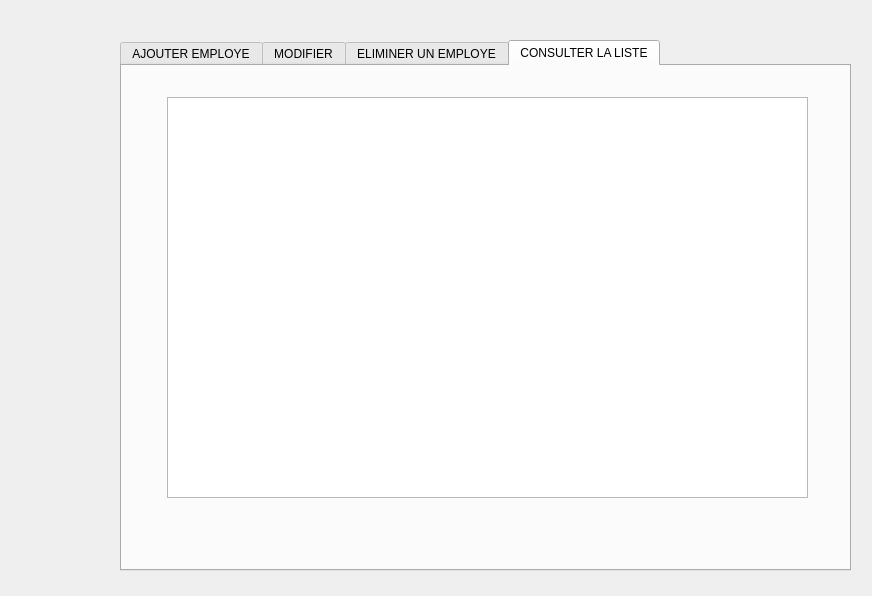
The window that Atelier_Connexion/mainwindow.ui (Esprit-UP-Algo/projetcpp-2a39-smart-ecological-transport) describes before a commit, drawn with Qt 5.
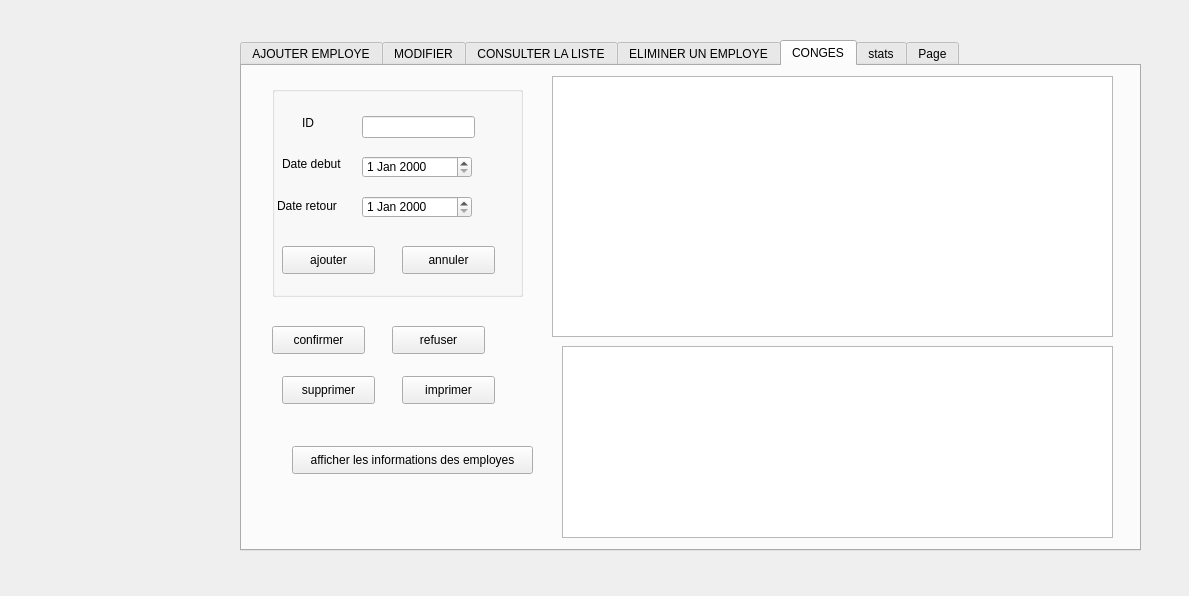
The same window after the commit. The open tabs and pages were chosen to show the change. Icons and pictures are not drawn.

```diff
--- a/Atelier_Connexion/mainwindow.ui
+++ b/Atelier_Connexion/mainwindow.ui
@@ -6,7 +6,7 @@
    <rect>
     <x>0</x>
     <y>0</y>
-    <width>872</width>
+    <width>1189</width>
     <height>596</height>
    </rect>
   </property>
@@ -17,10 +17,10 @@
    <widget class="QTabWidget" name="tabWidget">
     <property name="geometry">
      <rect>
-      <x>120</x>
+      <x>240</x>
       <y>40</y>
-      <width>731</width>
-      <height>531</height>
+      <width>901</width>
+      <height>511</height>
      </rect>
     </property>
     <property name="currentIndex">
@@ -170,16 +170,6 @@
         <string>POSTE</string>
        </property>
       </widget>
-      <widget class="QLineEdit" name="lineEdit_5">
-       <property name="geometry">
-        <rect>
-         <x>140</x>
-         <y>230</y>
-         <width>113</width>
-         <height>20</height>
-        </rect>
-       </property>
-      </widget>
       <widget class="QPushButton" name="pushButton_ajouter">
        <property name="geometry">
         <rect>
@@ -362,6 +352,77 @@
         <string>Modifier</string>
        </property>
       </widget>
+      <widget class="QComboBox" name="POSTE_p">
+       <property name="geometry">
+        <rect>
+         <x>140</x>
+         <y>230</y>
+         <width>111</width>
+         <height>22</height>
+        </rect>
+       </property>
+       <item>
+        <property name="text">
+         <string>chef</string>
+        </property>
+       </item>
+       <item>
+        <property name="text">
+         <string>RS</string>
+        </property>
+       </item>
+      </widget>
+     </widget>
+    </widget>
+    <widget class="QWidget" name="tab_2">
+     <attribute name="title">
+      <string>CONSULTER LA LISTE</string>
+     </attribute>
+     <widget class="QTableView" name="tableView">
+      <property name="geometry">
+       <rect>
+        <x>25</x>
+        <y>11</y>
+        <width>831</width>
+        <height>361</height>
+       </rect>
+      </property>
+     </widget>
+     <widget class="QPushButton" name="recherche">
+      <property name="geometry">
+       <rect>
+        <x>460</x>
+        <y>400</y>
+        <width>93</width>
+        <height>28</height>
+       </rect>
+      </property>
+      <property name="text">
+       <string>Recherche</string>
+      </property>
+     </widget>
+     <widget class="QLineEdit" name="lineEdit_6">
+      <property name="geometry">
+       <rect>
+        <x>560</x>
+        <y>400</y>
+        <width>113</width>
+        <height>22</height>
+       </rect>
+      </property>
+     </widget>
+     <widget class="QPushButton" name="tri">
+      <property name="geometry">
+       <rect>
+        <x>130</x>
+        <y>410</y>
+        <width>93</width>
+        <height>28</height>
+       </rect>
+      </property>
+      <property name="text">
+       <string>TRI</string>
+      </property>
      </widget>
     </widget>
     <widget class="QWidget" name="tab">
@@ -418,21 +479,256 @@
       </widget>
      </widget>
     </widget>
-    <widget class="QWidget" name="tab_2">
+    <widget class="QWidget" name="tab_3">
      <attribute name="title">
-      <string>CONSULTER LA LISTE</string>
+      <string>CONGES</string>
      </attribute>
-     <widget class="QTableView" name="tableView">
+     <widget class="QGroupBox" name="groupBox">
       <property name="geometry">
        <rect>
-        <x>45</x>
-        <y>31</y>
-        <width>641</width>
-        <height>401</height>
+        <x>30</x>
+        <y>20</y>
+        <width>251</width>
+        <height>211</height>
        </rect>
       </property>
+      <property name="title">
+       <string/>
+      </property>
+      <widget class="QLabel" name="ID_5">
+       <property name="geometry">
+        <rect>
+         <x>30</x>
+         <y>30</y>
+         <width>47</width>
+         <height>13</height>
+        </rect>
+       </property>
+       <property name="text">
+        <string>ID</string>
+       </property>
+      </widget>
+      <widget class="QLineEdit" name="lineEdit_5">
+       <property name="geometry">
+        <rect>
+         <x>90</x>
+         <y>30</y>
+         <width>113</width>
+         <height>22</height>
+        </rect>
+       </property>
+      </widget>
+      <widget class="QDateEdit" name="dateEdit_2">
+       <property name="geometry">
+        <rect>
+         <x>90</x>
+         <y>70</y>
+         <width>110</width>
+         <height>22</height>
+        </rect>
+       </property>
+      </widget>
+      <widget class="QDateEdit" name="dateEdit_4">
+       <property name="geometry">
+        <rect>
+         <x>90</x>
+         <y>110</y>
+         <width>110</width>
+         <height>22</height>
+        </rect>
+       </property>
+      </widget>
+      <widget class="QLabel" name="label_2">
+       <property name="geometry">
+        <rect>
+         <x>10</x>
+         <y>70</y>
+         <width>71</width>
+         <height>16</height>
+        </rect>
+       </property>
+       <property name="text">
+        <string>Date debut</string>
+       </property>
+      </widget>
+      <widget class="QLabel" name="label_3">
+       <property name="geometry">
+        <rect>
+         <x>5</x>
+         <y>110</y>
+         <width>71</width>
+         <height>20</height>
+        </rect>
+       </property>
+       <property name="text">
+        <string>Date retour</string>
+       </property>
+      </widget>
+      <widget class="QPushButton" name="pushButton_3">
+       <property name="geometry">
+        <rect>
+         <x>10</x>
+         <y>160</y>
+         <width>93</width>
+         <height>28</height>
+        </rect>
+       </property>
+       <property name="text">
+        <string>ajouter</string>
+       </property>
+      </widget>
+      <widget class="QPushButton" name="pushButton_4">
+       <property name="geometry">
+        <rect>
+         <x>130</x>
+         <y>160</y>
+         <width>93</width>
+         <height>28</height>
+        </rect>
+       </property>
+       <property name="text">
+        <string>annuler</string>
+       </property>
+      </widget>
      </widget>
+     <widget class="QTableView" name="tableView_2">
+      <property name="geometry">
+       <rect>
+        <x>310</x>
+        <y>10</y>
+        <width>561</width>
+        <height>261</height>
+       </rect>
+      </property>
+     </widget>
+     <widget class="QPushButton" name="confirmer">
+      <property name="geometry">
+       <rect>
+        <x>30</x>
+        <y>260</y>
+        <width>93</width>
+        <height>28</height>
+       </rect>
+      </property>
+      <property name="text">
+       <string>confirmer</string>
+      </property>
+     </widget>
+     <widget class="QPushButton" name="pushButton_2">
+      <property name="geometry">
+       <rect>
+        <x>150</x>
+        <y>260</y>
+        <width>93</width>
+        <height>28</height>
+       </rect>
+      </property>
+      <property name="text">
+       <string>refuser</string>
+      </property>
+     </widget>
+     <widget class="QPushButton" name="pushButton_22">
+      <property name="geometry">
+       <rect>
+        <x>160</x>
+        <y>310</y>
+        <width>93</width>
+        <height>28</height>
+       </rect>
+      </property>
+      <property name="text">
+       <string>imprimer</string>
+      </property>
+     </widget>
+     <widget class="QPushButton" name="supp">
+      <property name="geometry">
+       <rect>
+        <x>40</x>
+        <y>310</y>
+        <width>93</width>
+        <height>28</height>
+       </rect>
+      </property>
+      <property name="text">
+       <string>supprimer</string>
+      </property>
+     </widget>
+     <widget class="QTableView" name="tableView_3">
+      <property name="geometry">
+       <rect>
+        <x>320</x>
+        <y>280</y>
+        <width>551</width>
+        <height>192</height>
+       </rect>
+      </property>
+     </widget>
+     <widget class="QPushButton" name="aff">
+      <property name="geometry">
+       <rect>
+        <x>50</x>
+        <y>380</y>
+        <width>241</width>
+        <height>28</height>
+       </rect>
+      </property>
+      <property name="text">
+       <string>afficher les informations des employes</string>
+      </property>
+     </widget>
     </widget>
+    <widget class="QWidget" name="tab_4">
+     <attribute name="title">
+      <string>stats</string>
+     </attribute>
+     <widget class="QPushButton" name="pushButton_7">
+      <property name="geometry">
+       <rect>
+        <x>480</x>
+        <y>440</y>
+        <width>93</width>
+        <height>28</height>
+       </rect>
+      </property>
+      <property name="text">
+       <string>PushButton</string>
+      </property>
+     </widget>
+     <widget class="QLabel" name="label_4">
+      <property name="geometry">
+       <rect>
+        <x>60</x>
+        <y>10</y>
+        <width>701</width>
+        <height>411</height>
+       </rect>
+      </property>
+      <property name="text">
+       <string/>
+      </property>
+     </widget>
+    </widget>
+    <widget class="QWidget" name="tab_5">
+     <attribute name="title">
+      <string>Page</string>
+     </attribute>
+    </widget>
+   </widget>
+   <widget class="QLabel" name="label">
+    <property name="geometry">
+     <rect>
+      <x>70</x>
+      <y>40</y>
+      <width>231</width>
+      <height>531</height>
+     </rect>
+    </property>
+    <property name="text">
+     <string/>
+    </property>
+    <property name="pixmap">
+     <pixmap>../../../OneDrive/Bureau/Capture d’écran 2023-11-01 174534.png</pixmap>
+    </property>
    </widget>
   </widget>
  </widget>
```
Left out of the diff: 61 changed lines with no effect on the pictures.
